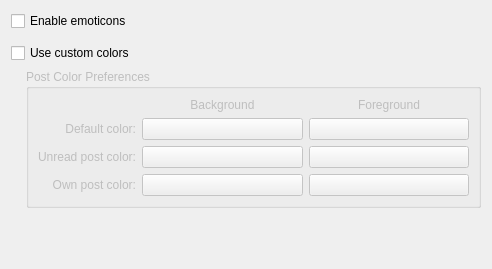
First picture: the form in choqok/config/appearance/appearanceconfig_base.ui, repository KDE/choqok, before the edit.
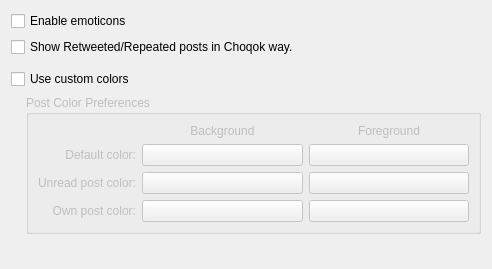
Second picture: the form after the edit. Custom widgets are drawn as their Qt base class.

Commit message: Using choqok way to show repeated dents made optional

Diff of the .ui file:
```diff
--- a/choqok/config/appearance/appearanceconfig_base.ui
+++ b/choqok/config/appearance/appearanceconfig_base.ui
@@ -18,6 +18,16 @@
      </property>
     </widget>
    </item>
+   <item>
+    <widget class="QCheckBox" name="kcfg_showRetweetsInChoqokWay">
+     <property name="toolTip">
+      <string>You'll see post with retweeter name as author, plus Retweeted from original author note.</string>
+     </property>
+     <property name="text">
+      <string>Show Retweeted/Repeated posts in Choqok way.</string>
+     </property>
+    </widget>
+   </item>
    <item>
     <widget class="KSeparator" name="kseparator_2"/>
    </item>
```
The commit also changes 8 other files.
